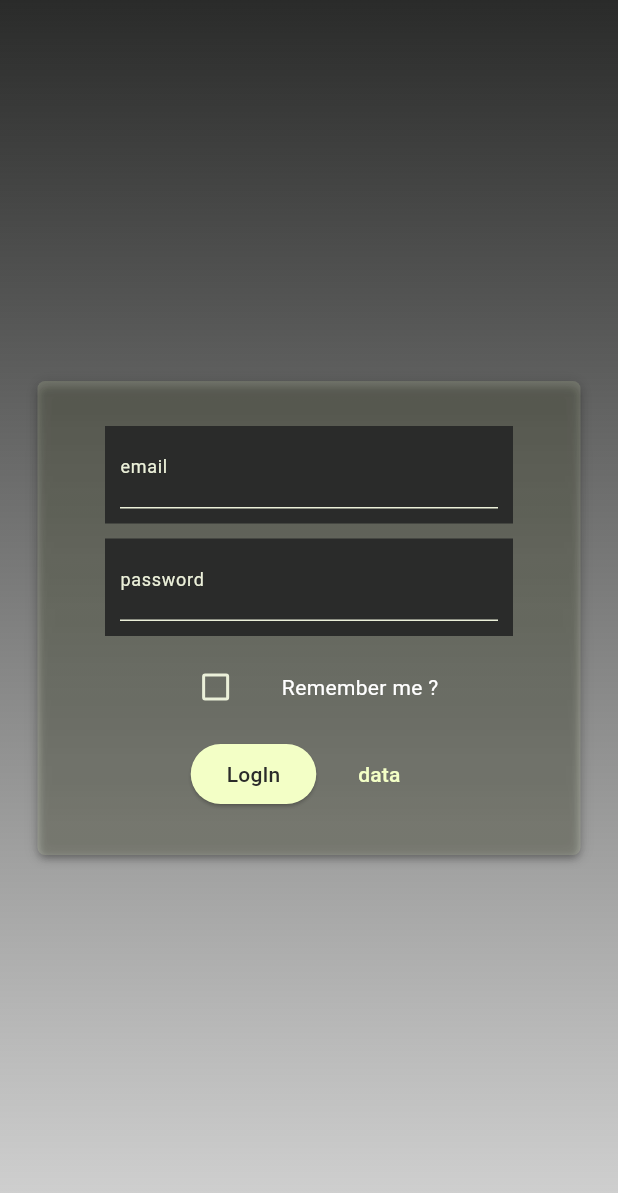
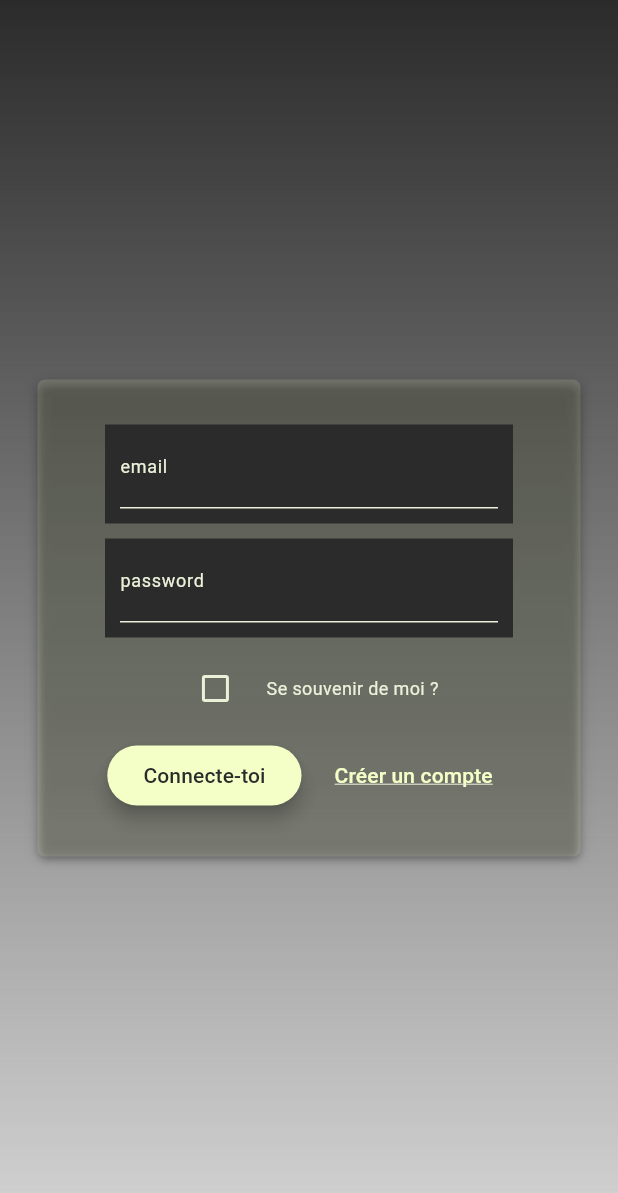
Before and after one commit to Akleodorion/faro-faro, a Flutter app: the screen it shows after launch, on a phone screen of 412 x 824 dp. Shown: the top 1193 px of the screen. Run offline on Flutter 3.47's test engine with Material 2 defaults, Android fonts, the phone set to English and light mode, and no system bars; our stand-ins replace dartz, email_validator, equatable, flutter_riverpod, get_it, internet_connection_checker and 2 more.

Commit message:
Ajout de la page sign in et modification du text form field pour les numéro de teléphone

```diff
--- /dev/null
+++ b/lib/core/util/password_validator.dart
@@ -0,0 +1,13 @@
+abstract class PasswordValidator {
+  String? passwordValidator(String password);
+}
+
+class PasswordValidatorImpl implements PasswordValidator {
+  @override
+  String? passwordValidator(String password) {
+    if (password.trim() == '' || password.trim().length < 6) {
+      return 'Enter a valid password min 6 chars.';
+    }
+    return null;
+  }
+}
--- /dev/null
+++ b/lib/core/util/phone_number_validator.dart
@@ -0,0 +1,19 @@
+abstract class PhoneNumberValidator {
+  String? phoneNumberValidator(String phoneNumber);
+}
+
+class PhoneNumberValidatorImpl implements PhoneNumberValidator {
+  @override
+  String? phoneNumberValidator(String phoneNumber) {
+    RegExp regex1 = RegExp(r'^0\d{7,9}$');
+    RegExp regex2 = RegExp(r'^(?!0)\d{7}(\d{2})?$|^(?!0)\d{9}$');
+
+    if ((regex1.hasMatch(phoneNumber.trim()) ||
+            regex2.hasMatch(phoneNumber.trim())) &&
+        phoneNumber.trim().isNotEmpty) {
+      return null;
+    } else {
+      return 'Numéro invalide';
+    }
+  }
+}
--- /dev/null
+++ b/lib/core/util/text_field_enum.dart
@@ -0,0 +1,6 @@
+enum TextFieldType {
+  email,
+  password,
+  text,
+  number,
+}
--- a/lib/features/user_authentification/presentation/widgets/auth_card.dart
+++ b/lib/features/user_authentification/presentation/widgets/auth_card.dart
@@ -1,9 +1,12 @@
 import 'dart:math';
 
+import 'package:faro_clean_tdd/core/util/text_field_enum.dart';
 import 'package:faro_clean_tdd/features/user_authentification/presentation/providers/user_provider.dart';
+import 'package:faro_clean_tdd/features/user_authentification/presentation/widgets/my_text_button.dart';
 import 'package:faro_clean_tdd/features/user_authentification/presentation/widgets/my_text_form_field.dart';
 import 'package:faro_clean_tdd/features/user_authentification/presentation/widgets/remember_checkbox.dart';
 import 'package:faro_clean_tdd/features/user_authentification/presentation/widgets/usecase_elevated_button.dart';
+import 'package:faro_clean_tdd/main.dart';
 import 'package:flutter/material.dart';
 import 'package:flutter_riverpod/flutter_riverpod.dart';
 import '../providers/state/user_state.dart';
@@ -17,6 +20,7 @@ class AuthCard extends ConsumerStatefulWidget {
 
 class _AuthCardState extends ConsumerState<AuthCard> {
   final _formKey = GlobalKey<FormState>();
+  bool logingIn = true;
   String? _enteredEmail;
   String? _enteredPassword;
   bool? _isChecked;
@@ -30,11 +34,12 @@ class _AuthCardState extends ConsumerState<AuthCard> {
       if (state is Error) {
         // ignore: use_build_context_synchronously
         ScaffoldMessenger.of(context).showSnackBar(SnackBar(
+            backgroundColor: theme.colorScheme.surface,
             content: Text(
               state.message,
               style: TextStyle(
                   // ignore: use_build_context_synchronously
-              color: Theme.of(context).colorScheme.background),
+                  color: theme.colorScheme.secondary),
             )));
       }
     }
@@ -54,42 +59,75 @@ class _AuthCardState extends ConsumerState<AuthCard> {
             child: Form(
               key: _formKey,
               child: Padding(
-                padding:
-                    const EdgeInsets.symmetric(horizontal: 45, vertical: 30),
+                padding: const EdgeInsets.symmetric(vertical: 30),
                 child: Column(
                   mainAxisSize: MainAxisSize.min,
                   children: [
+                    Padding(
+                      padding: const EdgeInsets.symmetric(horizontal: 45),
+                      child: Column(
+                        children: [
                           MyTextFormField(
                               key: ValueKey(Random()),
+                              label: 'email',
                               intialValue: _enteredEmail ?? '',
                               onSaved: (value) {
                                 setState(() {
                                   _enteredEmail = value;
                                 });
                               },
-                        type: "email"),
+                              type: TextFieldType.email),
                           const SizedBox(
                             height: 10,
                           ),
                           MyTextFormField(
                               key: ValueKey(Random()),
+                              label: 'password',
                               intialValue: _enteredPassword ?? '',
                               onSaved: (value) {
                                 setState(() {
                                   _enteredPassword = value;
                                 });
                               },
-                        type: "password"),
+                              type: TextFieldType.password),
+                          const SizedBox(
+                            height: 10,
+                          ),
+                          if (!logingIn)
+                            MyTextFormField(
+                                key: ValueKey(Random()),
+                                label: "Nom d'utilisateur",
+                                intialValue: _enteredPassword ?? '',
+                                onSaved: (value) {
+                                  setState(() {
+                                    _enteredPassword = value;
+                                  });
+                                },
+                                type: TextFieldType.text),
+                          if (!logingIn)
+                            const SizedBox(
+                              height: 10,
+                            ),
+                          if (!logingIn)
+                            MyTextFormField(
+                                key: ValueKey(Random()),
+                                label: 'numéro de téléphone',
+                                intialValue: _enteredPassword ?? '',
+                                onSaved: (value) {
+                                  setState(() {
+                                    _enteredPassword = value;
+                                  });
+                                },
+                                type: TextFieldType.number),
+                          if (!logingIn)
                             const SizedBox(
                               height: 10,
                             ),
                           RememberCheckbox(
                             isChecked: _isChecked ?? false,
-                      onSwitch: (value) {
-                        setState(() {
-                          _isChecked = value;
-                        });
-                      },
+                          )
+                        ],
+                      ),
                     ),
                     const SizedBox(
                       height: 10,
@@ -99,19 +137,28 @@ class _AuthCardState extends ConsumerState<AuthCard> {
                       mainAxisSize: MainAxisSize.min,
                       children: [
                         UsecaseElevatedButton(
-                          usecaseTitle: "LogIn",
+                          usecaseTitle:
+                              logingIn ? "Connecte-toi" : "Créer son compte",
                           onUsecaseCall: _userLogin,
                         ),
                         const SizedBox(
                           width: 10,
                         ),
-                        TextButton(onPressed: () {}, child: const Text('data'))
-                      ],
-                    )
+                        MyTextButton(
+                            text: logingIn
+                                ? 'Créer un compte'
+                                : " j'ai déjà un compte",
+                            onPressed: () {
+                              setState(() {
+                                logingIn = !logingIn;
+                              });
+                            })
                       ],
                     ),
+                  ],
+                ),
+              ),
             )),
-        ),
       ),
     );
   }
--- /dev/null
+++ b/lib/features/user_authentification/presentation/widgets/my_text_button.dart
@@ -0,0 +1,17 @@
+import 'package:flutter/material.dart';
+
+class MyTextButton extends StatelessWidget {
+  final String text;
+  final void Function() onPressed;
+  const MyTextButton({super.key, required this.text, required this.onPressed});
+
+  @override
+  Widget build(BuildContext context) {
+    return TextButton(
+        onPressed: onPressed,
+        child: Text(
+          text,
+          style: const TextStyle(decoration: TextDecoration.underline),
+        ));
+  }
+}
--- a/lib/features/user_authentification/presentation/widgets/my_text_form_field.dart
+++ b/lib/features/user_authentification/presentation/widgets/my_text_form_field.dart
@@ -1,17 +1,29 @@
+import 'package:faro_clean_tdd/core/util/password_validator.dart';
+import 'package:faro_clean_tdd/core/util/phone_number_validator.dart';
+import 'package:faro_clean_tdd/core/util/text_field_enum.dart';
 import 'package:flutter/material.dart';
+import 'package:intl_phone_number_input/intl_phone_number_input.dart';
 
 import '../../../../core/util/email_validator.dart';
 
-class MyTextFormField extends StatelessWidget {
+class MyTextFormField extends StatefulWidget {
   final String intialValue;
-  final String type;
+  final TextFieldType type;
+  final String label;
   final void Function(String text) onSaved;
   const MyTextFormField(
       {super.key,
       required this.intialValue,
+      required this.label,
       required this.onSaved,
       required this.type});
 
+  @override
+  State<MyTextFormField> createState() => _MyTextFormFieldState();
+}
+
+class _MyTextFormFieldState extends State<MyTextFormField> {
+  PhoneNumber number = PhoneNumber(isoCode: 'CI');
   @override
   Widget build(BuildContext context) {
     TextInputType inputType = TextInputType.text;
@@ -21,47 +33,76 @@ class MyTextFormField extends StatelessWidget {
       return null;
     };
 
-    if (type == "password") {
+    Widget content = TextFormField(
+      initialValue: widget.intialValue,
+      decoration: InputDecoration(
+        label: Text(
+          widget.label,
+          style: const TextStyle(fontSize: 12),
+        ),
+      ),
+      autocorrect: false,
+      obscureText: isPassword,
+      keyboardType: inputType,
+      validator: (value) {
+        return validation(value!);
+      },
+      onSaved: (value) {
+        widget.onSaved(value!);
+      },
+    );
+
+    if (widget.type == TextFieldType.password) {
       isPassword = true;
       validation = (value) {
-        if (value.trim() == '' || value.trim().length < 6) {
-          return 'Enter a valid password min 6 chars.';
-        }
-        return null;
+        return PasswordValidatorImpl().passwordValidator(value);
       };
     }
 
-    if (type == "email") {
+    if (widget.type == TextFieldType.email) {
       inputType = TextInputType.emailAddress;
       validation = (value) {
         return EmailValidationImpl().isEmailValid(value);
       };
     }
 
+    if (widget.type == TextFieldType.text) {
+      inputType = TextInputType.text;
+    }
+
+    if (widget.type == TextFieldType.number) {
+      validation = (value) {
+        return PhoneNumberValidatorImpl().phoneNumberValidator(value);
+      };
+      content = InternationalPhoneNumberInput(
+        onInputChanged: (PhoneNumber updateNumber) {
+          setState(() {
+            number = updateNumber;
+          });
+        },
+        countries: const ['CI', 'BJ', 'SN', 'BF', 'FR', 'ML', 'CM'],
+        keyboardType: TextInputType.number,
+        selectorTextStyle: const TextStyle(fontSize: 12),
+        initialValue: number,
+        inputDecoration: InputDecoration(
+          label: Text(
+            widget.label,
+            style: const TextStyle(fontSize: 12),
+          ),
+        ),
+        validator: (value) {
+          return validation(value!);
+        },
+        autoValidateMode: AutovalidateMode.disabled,
+      );
+    }
+
     return Container(
-      height: 65,
       decoration:
           BoxDecoration(color: Theme.of(context).colorScheme.background),
       child: Padding(
         padding: const EdgeInsets.fromLTRB(10, 0, 10, 10),
-        child: TextFormField(
-          initialValue: intialValue,
-          decoration: InputDecoration(
-            label: Text(
-              type,
-              style: const TextStyle(fontSize: 12),
-            ),
-          ),
-          autocorrect: false,
-          obscureText: isPassword,
-          keyboardType: inputType,
-          validator: (value) {
-            return validation(value!);
-          },
-          onSaved: (value) {
-            onSaved(value!);
-          },
-        ),
+        child: content,
       ),
     );
   }
--- a/lib/features/user_authentification/presentation/widgets/remember_checkbox.dart
+++ b/lib/features/user_authentification/presentation/widgets/remember_checkbox.dart
@@ -1,11 +1,16 @@
+import 'package:faro_clean_tdd/main.dart';
 import 'package:flutter/material.dart';
 
-class RememberCheckbox extends StatelessWidget {
-  const RememberCheckbox(
-      {super.key, required this.isChecked, required this.onSwitch});
-  final bool isChecked;
-  final void Function(bool value) onSwitch;
+// ignore: must_be_immutable
+class RememberCheckbox extends StatefulWidget {
+  RememberCheckbox({super.key, required this.isChecked});
+  bool isChecked;
 
+  @override
+  State<RememberCheckbox> createState() => _RememberCheckboxState();
+}
+
+class _RememberCheckboxState extends State<RememberCheckbox> {
   @override
   Widget build(BuildContext context) {
     return Row(
@@ -13,14 +18,16 @@ class RememberCheckbox extends StatelessWidget {
       mainAxisSize: MainAxisSize.min,
       children: [
         Checkbox(
-            value: isChecked,
+            value: widget.isChecked,
             onChanged: (value) {
-              onSwitch(value!);
+              setState(() {
+                widget.isChecked = value!;
+              });
             }),
-        const SizedBox(width: 20),
-        const Text(
-          'Remember me ?',
-          style: TextStyle(color: Colors.white),
+        const SizedBox(width: 10),
+        Text(
+          'Se souvenir de moi ?',
+          style: TextStyle(color: theme.colorScheme.secondary, fontSize: 12),
         )
       ],
     );
--- a/lib/features/user_authentification/presentation/widgets/usecase_elevated_button.dart
+++ b/lib/features/user_authentification/presentation/widgets/usecase_elevated_button.dart
@@ -13,6 +13,7 @@ class UsecaseElevatedButton extends StatelessWidget {
       style: ElevatedButton.styleFrom(
         backgroundColor: Theme.of(context).colorScheme.primary,
         foregroundColor: Theme.of(context).colorScheme.onPrimary,
+        elevation: 5,
       ),
       onPressed: onUsecaseCall,
       child: Text(usecaseTitle),
--- a/pubspec.yaml
+++ b/pubspec.yaml
@@ -41,6 +41,7 @@ dependencies:
   get_it: ^7.6.0
   http: ^1.1.0
   internet_connection_checker: ^1.0.0+1
+  intl_phone_number_input: ^0.7.3+1
   mockito: ^5.4.2
   shared_preferences: ^2.2.0
 
```
Also changed, not shown: pubspec.lock. Lines whose indentation alone changed are shown as unchanged.
